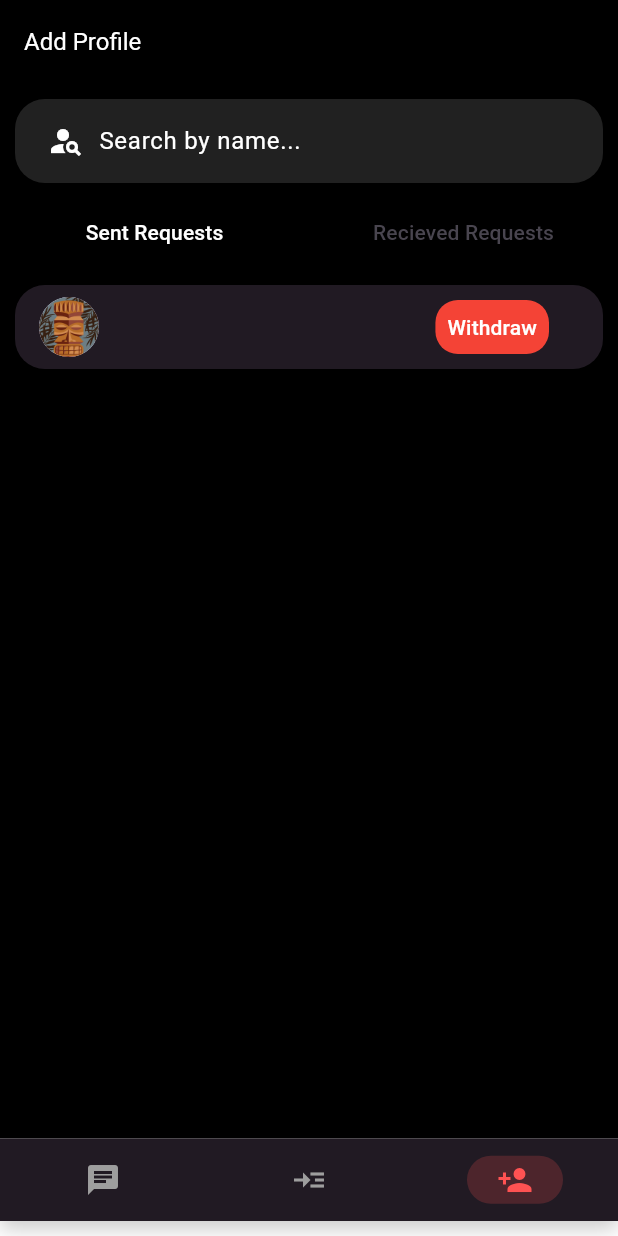
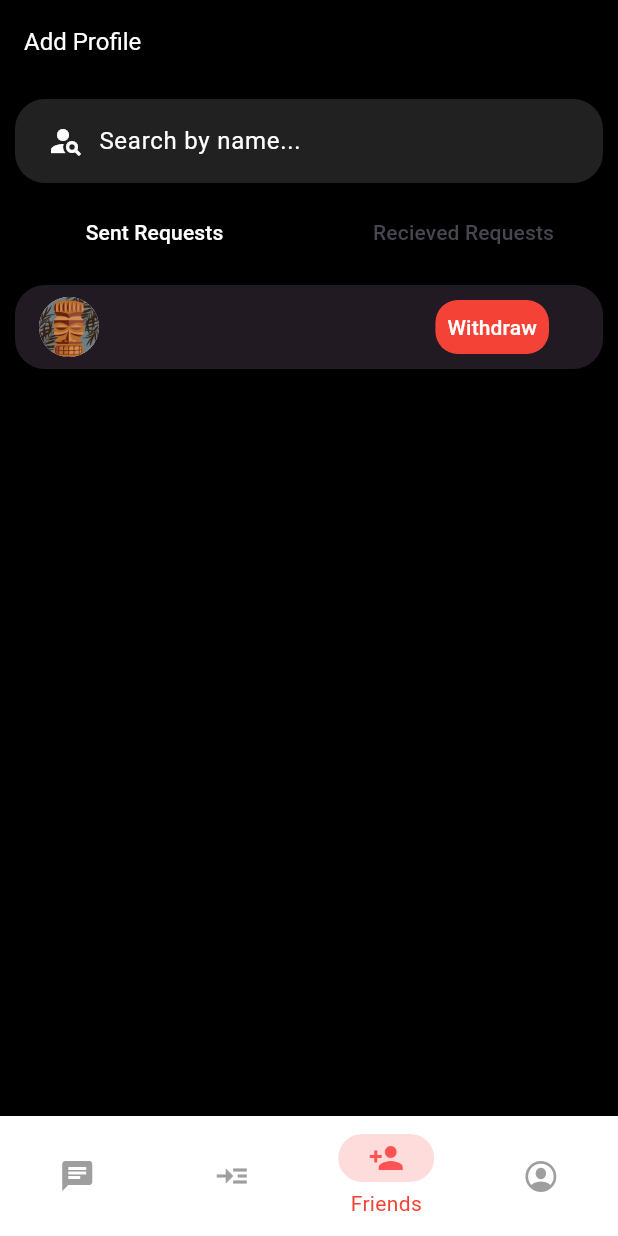
Before and after one commit to Amer-Mukhtar/Whisper-Messaging-App-beta, a Flutter app: the HomeScreen screen opened directly with empty values, item 3 of the bottom bar chosen, on a phone screen of 412 x 824 dp. Run offline on Flutter 3.47's test engine with Material 3 defaults, Android fonts, the phone set to English and light mode, and no system bars; our stand-ins replace cloud_firestore, envied, firebase_auth, firebase_core, firebase_storage, font_awesome_flutter and 3 more; accounts and stored records are empty; generated files the repository leaves out were written again; network calls fail.

Commit message:
i did somehting..

```diff
--- a/lib/views/home_screen.dart
+++ b/lib/views/home_screen.dart
@@ -1,3 +1,4 @@
+import 'package:flutter/cupertino.dart';
 import 'package:flutter/material.dart';
 import 'package:whisper/models/user_model.dart';
 import 'package:whisper/views/chat_list_screen.dart';
@@ -26,6 +27,7 @@ class _HomeScreenState extends State<HomeScreen> {
       ChatListScreen(currentuser: widget.currentUser),
       StoriesScreen(currentUser: widget.currentUser),
       AddUserScreen(currentUser: widget.currentUser),
+      ProfileScreen(currentuser: widget.currentUser)
     ];
   }
 
@@ -39,29 +41,15 @@ class _HomeScreenState extends State<HomeScreen> {
     return Scaffold(
       backgroundColor: Colors.transparent,
       body: _screens[_selectedIndex],
-        bottomNavigationBar: Padding(
-          padding: const EdgeInsets.only(bottom: 10.0, left: 0.0, right: 0.0),
-          child: Container(
-            height: 55,
-            decoration: BoxDecoration(
-              color: const Color(0xFF211a23),
-              borderRadius: BorderRadius.circular(0),
-              boxShadow: [
-                BoxShadow(
-                  color: Colors.black.withOpacity(0.2),
-                  blurRadius: 10,
-                  offset: const Offset(0, 5),
-                ),
-              ],
-            ),
-            child: NavigationBar(
-              height: 55,
+        bottomNavigationBar: NavigationBar(
           backgroundColor: Colors.transparent,
           elevation: 0,
           selectedIndex: _selectedIndex,
+          overlayColor: WidgetStateProperty.all(Colors.red),
           onDestinationSelected: _onItemTapped,
+          labelTextStyle: WidgetStateProperty.all(TextStyle(color: Colors.red)),
           indicatorColor: Colors.redAccent.withOpacity(0.2),
-              labelBehavior: NavigationDestinationLabelBehavior.alwaysHide,
+          labelBehavior: NavigationDestinationLabelBehavior.onlyShowSelected,
           destinations: const [
             NavigationDestination(
               icon: Icon(Icons.chat, color: Colors.grey),
@@ -78,9 +66,12 @@ class _HomeScreenState extends State<HomeScreen> {
               selectedIcon: Icon(Icons.person_add, color: Colors.redAccent),
               label: 'Friends',
             ),
+            NavigationDestination(
+              icon: Icon(CupertinoIcons.profile_circled, color: Colors.grey),
+              selectedIcon: Icon(CupertinoIcons.profile_circled, color: Colors.redAccent),
+              label: 'Profile',
+            ),
           ],
-            ),
-          ),
         ),
     );
   }
--- a/lib/views/profile_screen.dart
+++ b/lib/views/profile_screen.dart
@@ -44,6 +44,7 @@ class _ProfileScreenState extends State<ProfileScreen> {
   Widget build(BuildContext context) {
     return Scaffold(
       appBar: AppBar(
+        automaticallyImplyLeading: false,
         iconTheme: const IconThemeData(color: profileIcon),
         backgroundColor: profileBackground,
         title: const Text(
```
Also changed, not shown: lib/views/chat_screen.dart (+7 -14 lines), lib/widgets/message_bubbles.dart (+17 -6 lines), lib/widgets/zommable_image.dart (+7 -4 lines). Lines whose indentation alone changed are shown as unchanged.
